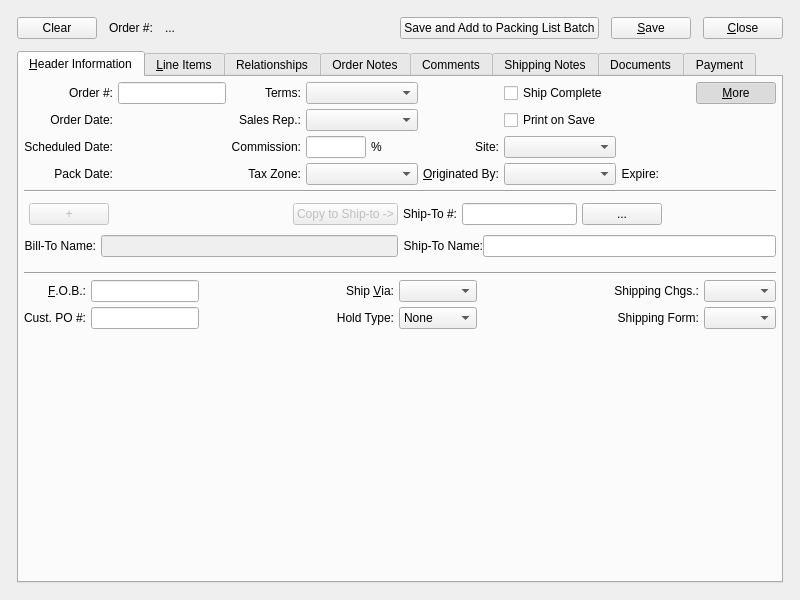
The window that guiclient/salesOrder.ui (Pegasus-RPG/xtuple-client) describes before a commit, drawn with Qt 5.
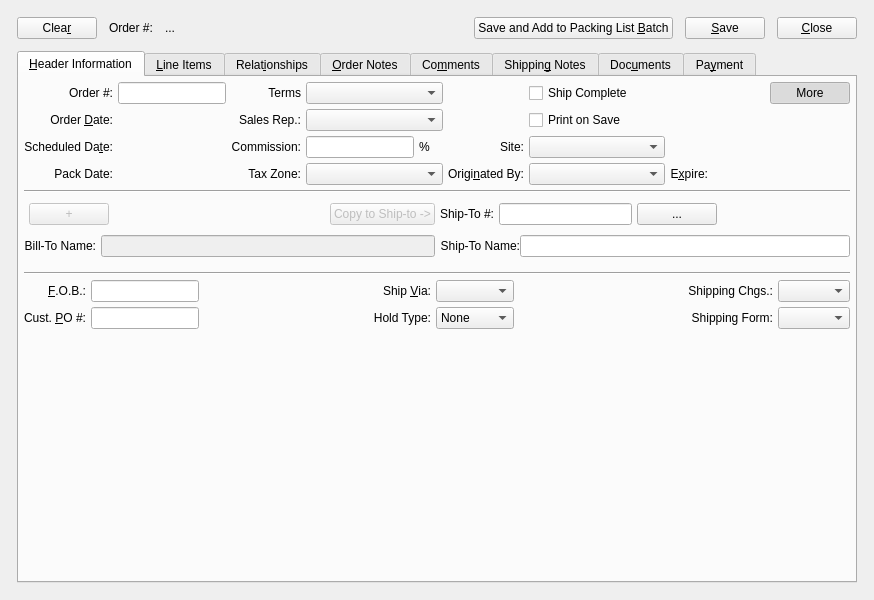
The same window after the commit. Custom widgets are drawn as their Qt base class.

Commit message: Improve Accelerator keys on Sales Order.  Unflag query button as default on some displays that are not dialogs.

```diff
--- a/guiclient/salesOrder.ui
+++ b/guiclient/salesOrder.ui
@@ -13,7 +13,7 @@
    <rect>
     <x>0</x>
     <y>0</y>
-    <width>800</width>
+    <width>874</width>
     <height>600</height>
    </rect>
   </property>
@@ -37,7 +37,10 @@
        <item>
         <widget class="QPushButton" name="_clear">
          <property name="text">
-          <string>Clear</string>
+          <string>Clea&amp;r</string>
+         </property>
+         <property name="autoDefault">
+          <bool>true</bool>
          </property>
          <property name="default">
           <bool>false</bool>
@@ -77,7 +80,10 @@
        <item>
         <widget class="QPushButton" name="_saveAndAdd">
          <property name="text">
-          <string>Save and Add to Packing List Batch</string>
+          <string>Save and Add to Packing List &amp;Batch</string>
+         </property>
+         <property name="autoDefault">
+          <bool>true</bool>
          </property>
         </widget>
        </item>
@@ -86,6 +92,9 @@
          <property name="text">
           <string>&amp;Save</string>
          </property>
+         <property name="autoDefault">
+          <bool>true</bool>
+         </property>
         </widget>
        </item>
        <item>
@@ -93,6 +102,9 @@
          <property name="text">
           <string>&amp;Close</string>
          </property>
+         <property name="autoDefault">
+          <bool>true</bool>
+         </property>
         </widget>
        </item>
       </layout>
@@ -141,7 +153,7 @@
            <item row="0" column="2">
             <widget class="QLabel" name="_termsLit">
              <property name="text">
-              <string>Terms:</string>
+              <string>Terms</string>
              </property>
              <property name="alignment">
               <set>Qt::AlignRight|Qt::AlignTrailing|Qt::AlignVCenter</set>
@@ -149,6 +161,9 @@
              <property name="margin">
               <number>3</number>
              </property>
+             <property name="buddy">
+              <cstring>_terms</cstring>
+             </property>
             </widget>
            </item>
            <item row="0" column="3">
@@ -183,11 +198,14 @@
            <item row="1" column="0">
             <widget class="QLabel" name="_orderDateLit">
              <property name="text">
-              <string>Order Date:</string>
+              <string>Order &amp;Date:</string>
              </property>
              <property name="alignment">
               <set>Qt::AlignRight|Qt::AlignTrailing|Qt::AlignVCenter</set>
              </property>
+             <property name="buddy">
+              <cstring>_orderDate</cstring>
+             </property>
             </widget>
            </item>
            <item row="1" column="1">
@@ -245,16 +263,18 @@
            <item row="2" column="0">
             <widget class="QLabel" name="_shipDateLit">
              <property name="text">
-              <string>Scheduled Date:</string>
+              <string>Scheduled Da&amp;te:</string>
              </property>
              <property name="alignment">
               <set>Qt::AlignRight|Qt::AlignTrailing|Qt::AlignVCenter</set>
              </property>
+             <property name="buddy">
+              <cstring>_shipDate</cstring>
+             </property>
             </widget>
            </item>
            <item row="2" column="1">
-            <widget class="DLineEdit" name="_shipDate">
-            </widget>
+            <widget class="DLineEdit" name="_shipDate"/>
            </item>
            <item row="2" column="2">
             <widget class="QLabel" name="_commissionLit">
@@ -279,18 +299,6 @@
                  <verstretch>0</verstretch>
                 </sizepolicy>
                </property>
-               <property name="minimumSize">
-                <size>
-                 <width>60</width>
-                 <height>0</height>
-                </size>
-               </property>
-               <property name="maximumSize">
-                <size>
-                 <width>40</width>
-                 <height>100</height>
-                </size>
-               </property>
                <property name="alignment">
                 <set>Qt::AlignRight</set>
                </property>
@@ -385,7 +393,7 @@
            <item row="3" column="4">
             <widget class="QLabel" name="_originatedByLit">
              <property name="text">
-              <string>&amp;Originated By:</string>
+              <string>Origi&amp;nated By:</string>
              </property>
              <property name="alignment">
               <set>Qt::AlignRight|Qt::AlignTrailing|Qt::AlignVCenter</set>
@@ -417,7 +425,7 @@
            <item row="3" column="6">
             <widget class="QLabel" name="_expireLit">
              <property name="text">
-              <string>Expire:</string>
+              <string>E&amp;xpire:</string>
              </property>
              <property name="alignment">
               <set>Qt::AlignRight|Qt::AlignTrailing|Qt::AlignVCenter</set>
@@ -425,6 +433,9 @@
              <property name="margin">
               <number>3</number>
              </property>
+             <property name="buddy">
+              <cstring>_expire</cstring>
+             </property>
             </widget>
            </item>
            <item row="3" column="7">
@@ -455,7 +466,7 @@
              <item>
               <widget class="QPushButton" name="_more">
                <property name="text">
-                <string>&amp;More</string>
+                <string>More</string>
                </property>
                <property name="checkable">
                 <bool>true</bool>
@@ -713,9 +724,6 @@
              <property name="alignment">
               <set>Qt::AlignRight|Qt::AlignTrailing|Qt::AlignVCenter</set>
              </property>
-             <property name="buddy">
-              <cstring>_shipVia</cstring>
-             </property>
             </widget>
            </item>
            <item row="0" column="4">
@@ -744,11 +752,14 @@
               </size>
              </property>
              <property name="text">
-              <string>Cust. PO #:</string>
+              <string>Cust. &amp;PO #:</string>
              </property>
              <property name="alignment">
               <set>Qt::AlignRight|Qt::AlignTrailing|Qt::AlignVCenter</set>
              </property>
+             <property name="buddy">
+              <cstring>_custPONumber</cstring>
+             </property>
             </widget>
            </item>
            <item row="1" column="6">
@@ -759,9 +770,6 @@
              <property name="alignment">
               <set>Qt::AlignRight|Qt::AlignTrailing|Qt::AlignVCenter</set>
              </property>
-             <property name="buddy">
-              <cstring>_shipVia</cstring>
-             </property>
             </widget>
            </item>
            <item row="0" column="7">
@@ -890,7 +898,7 @@
          <item row="0" column="0">
           <widget class="XTreeWidget" name="_soitem">
            <property name="focusPolicy">
-            <enum>Qt::NoFocus</enum>
+            <enum>Qt::StrongFocus</enum>
            </property>
            <property name="alternatingRowColors">
             <bool>false</bool>
@@ -1481,7 +1489,7 @@
        </widget>
        <widget class="QWidget" name="_relationshipsTab">
         <attribute name="title">
-         <string>Relationships</string>
+         <string>Relat&amp;ionships</string>
         </attribute>
         <layout class="QGridLayout" name="gridLayout_2">
          <item row="0" column="0">
@@ -1557,7 +1565,11 @@
                 </widget>
                </item>
                <item row="1" column="1">
-                <widget class="OpportunityCluster" name="_opportunity"/>
+                <widget class="OpportunityCluster" name="_opportunity">
+                 <property name="focusPolicy">
+                  <enum>Qt::StrongFocus</enum>
+                 </property>
+                </widget>
                </item>
                <item row="1" column="0">
                 <layout class="QVBoxLayout" name="_2">
@@ -1628,13 +1640,13 @@
        </widget>
        <widget class="QWidget" name="_orderCommentsPage">
         <attribute name="title">
-         <string>Order Notes</string>
+         <string>&amp;Order Notes</string>
         </attribute>
         <layout class="QGridLayout">
          <item row="0" column="0">
           <widget class="QTextEdit" name="_orderComments">
            <property name="focusPolicy">
-            <enum>Qt::ClickFocus</enum>
+            <enum>Qt::StrongFocus</enum>
            </property>
           </widget>
          </item>
@@ -1642,23 +1654,27 @@
        </widget>
        <widget class="QWidget" name="_commentsPage">
         <attribute name="title">
-         <string>Comments</string>
+         <string>Co&amp;mments</string>
         </attribute>
         <layout class="QGridLayout">
          <item row="0" column="0">
-          <widget class="Comments" name="_comments"/>
+          <widget class="Comments" name="_comments">
+           <property name="focusPolicy">
+            <enum>Qt::StrongFocus</enum>
+           </property>
+          </widget>
          </item>
         </layout>
        </widget>
        <widget class="QWidget" name="_shippingCommentsPage">
         <attribute name="title">
-         <string>Shipping Notes</string>
+         <string>Shippin&amp;g Notes</string>
         </attribute>
         <layout class="QGridLayout">
          <item row="0" column="0">
           <widget class="QTextEdit" name="_shippingComments">
            <property name="focusPolicy">
-            <enum>Qt::ClickFocus</enum>
+            <enum>Qt::StrongFocus</enum>
            </property>
           </widget>
          </item>
@@ -1666,7 +1682,7 @@
        </widget>
        <widget class="QWidget" name="_documentsTab">
         <attribute name="title">
-         <string>Documents</string>
+         <string>Doc&amp;uments</string>
         </attribute>
         <layout class="QGridLayout" name="gridLayout_4">
          <item row="0" column="0">
@@ -1676,7 +1692,7 @@
        </widget>
        <widget class="QWidget" name="_creditCardPage">
         <attribute name="title">
-         <string>Payment</string>
+         <string>Pa&amp;yment</string>
         </attribute>
         <layout class="QGridLayout">
          <item row="0" column="0" rowspan="2">
```
Left out of the diff: 8 changed lines with no effect on the pictures. The commit also changes 8 other files.
